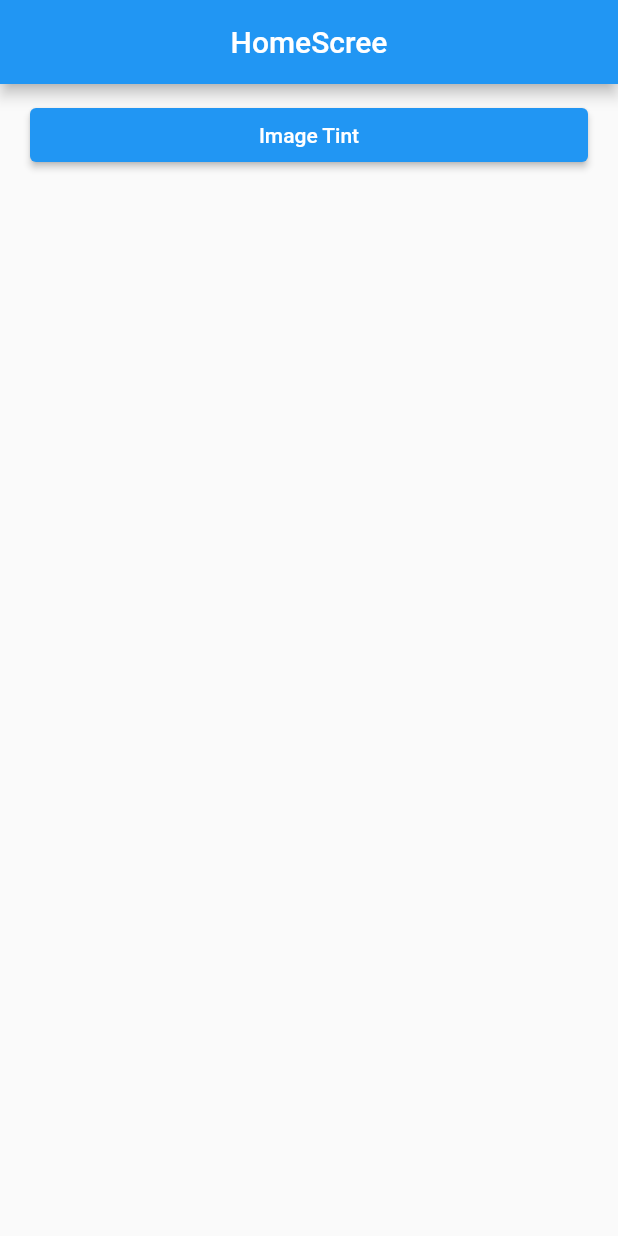
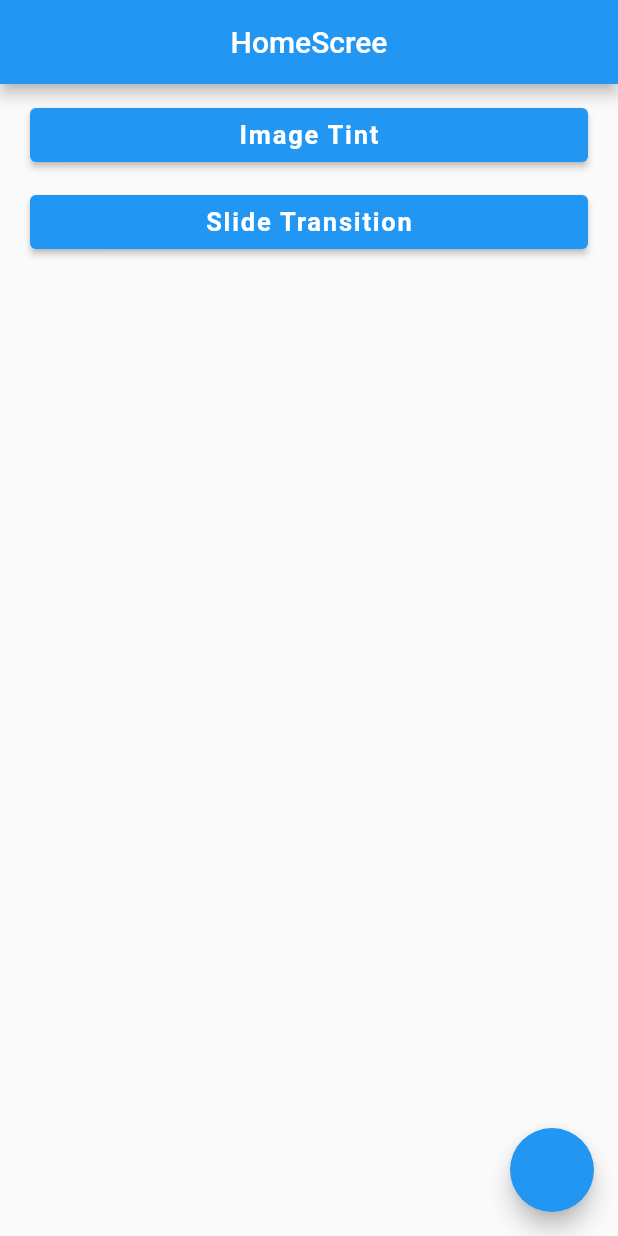
Before and after one commit to imrishuroy/Flutter-Tips, a Flutter app: the screen it shows after launch, on a phone screen of 412 x 824 dp. Run offline on Flutter 3.47's test engine with Material 2 defaults, Android fonts, the light colour scheme and no system bars.

Commit message:
Added Slide Tranition

```diff
--- a/analysis_options.yaml
+++ b/analysis_options.yaml
@@ -22,8 +22,8 @@ linter:
   # `// ignore_for_file: name_of_lint` syntax on the line or in the file
   # producing the lint.
   rules:
-    # avoid_print: false  # Uncomment to disable the `avoid_print` rule
-    # prefer_single_quotes: true  # Uncomment to enable the `prefer_single_quotes` rule
+    avoid_print: false  # Uncomment to disable the `avoid_print` rule
+    prefer_single_quotes: true  # Uncomment to enable the `prefer_single_quotes` rule
 
 # Additional information about this file can be found at
 # https://dart.dev/guides/language/analysis-options
--- a/lib/screens/home_screen.dart
+++ b/lib/screens/home_screen.dart
@@ -1,5 +1,7 @@
 import 'package:flutter/material.dart';
+import 'package:flutter_tips/widgets/custom_button.dart';
 import '/screens/image-tint/image_tint.dart';
+import 'slide-transition/slide_transition.dart';
 
 class HomeScreen extends StatelessWidget {
   const HomeScreen({Key? key}) : super(key: key);
@@ -7,6 +9,9 @@ class HomeScreen extends StatelessWidget {
   @override
   Widget build(BuildContext context) {
     return Scaffold(
+      floatingActionButton: FloatingActionButton(
+        onPressed: () {},
+      ),
       appBar: AppBar(
         title: const Text('HomeScree'),
         centerTitle: true,
@@ -17,13 +22,22 @@ class HomeScreen extends StatelessWidget {
           crossAxisAlignment: CrossAxisAlignment.stretch,
           children: [
             const SizedBox(height: 10.0),
-            ElevatedButton(
+            CustomButton(
               onPressed: () => Navigator.of(context).push(
                 MaterialPageRoute(
                   builder: (_) => const ImageTint(),
                 ),
               ),
-              child: const Text('Image Tint'),
+              label: 'Image Tint',
+            ),
+            const SizedBox(height: 10.0),
+            CustomButton(
+              onPressed: () => Navigator.of(context).push(
+                MaterialPageRoute(
+                  builder: (_) => const SlideTransitonExample(),
+                ),
+              ),
+              label: 'Slide Transition',
             )
           ],
         ),
--- a/lib/screens/image-tint/image_tint.dart
+++ b/lib/screens/image-tint/image_tint.dart
@@ -1,7 +1,7 @@
 import 'package:flutter/foundation.dart';
 import 'package:flutter/material.dart';
 
-// tint - a shade or variety of a colour
+// tint - a shade or variety of a colour ( image Filer )
 
 enum OverlayColor { brown, orange, yellow, green, blue }
 
@@ -102,9 +102,7 @@ class _ImageTintState extends State<ImageTint> {
   @override
   Widget build(BuildContext context) {
     return Scaffold(
-      appBar: AppBar(
-        title: const Text('Tinting Images in Flutter'),
-      ),
+      appBar: AppBar(title: const Text('Tinting Images in Flutter')),
       body: Padding(
         padding: const EdgeInsets.all(16.0),
         child: Column(
--- /dev/null
+++ b/lib/widgets/custom_button.dart
@@ -0,0 +1,26 @@
+import 'package:flutter/material.dart';
+
+class CustomButton extends StatelessWidget {
+  final VoidCallback onPressed;
+  final String label;
+  const CustomButton({
+    Key? key,
+    required this.onPressed,
+    required this.label,
+  }) : super(key: key);
+
+  @override
+  Widget build(BuildContext context) {
+    return ElevatedButton(
+      onPressed: onPressed,
+      child: Text(
+        label,
+        style: const TextStyle(
+          fontSize: 17.0,
+          letterSpacing: 1.2,
+          fontWeight: FontWeight.w600,
+        ),
+      ),
+    );
+  }
+}
```
Also changed, not shown: lib/extensions/split_string.dart (added, +48 -0 lines), lib/screens/slide-transition/slide_transition.dart (added, +118 -0 lines).
